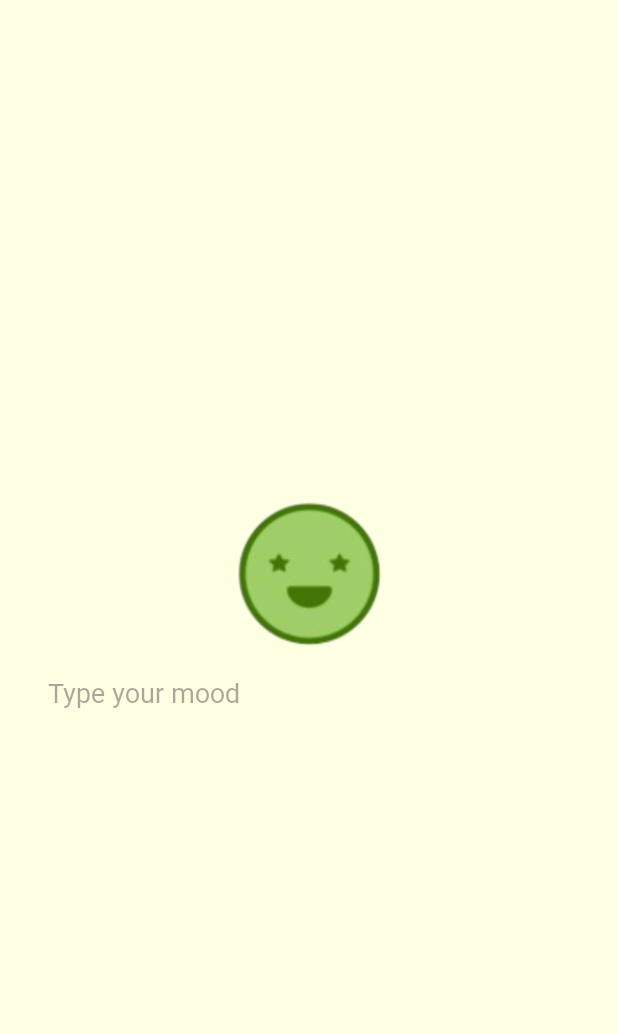
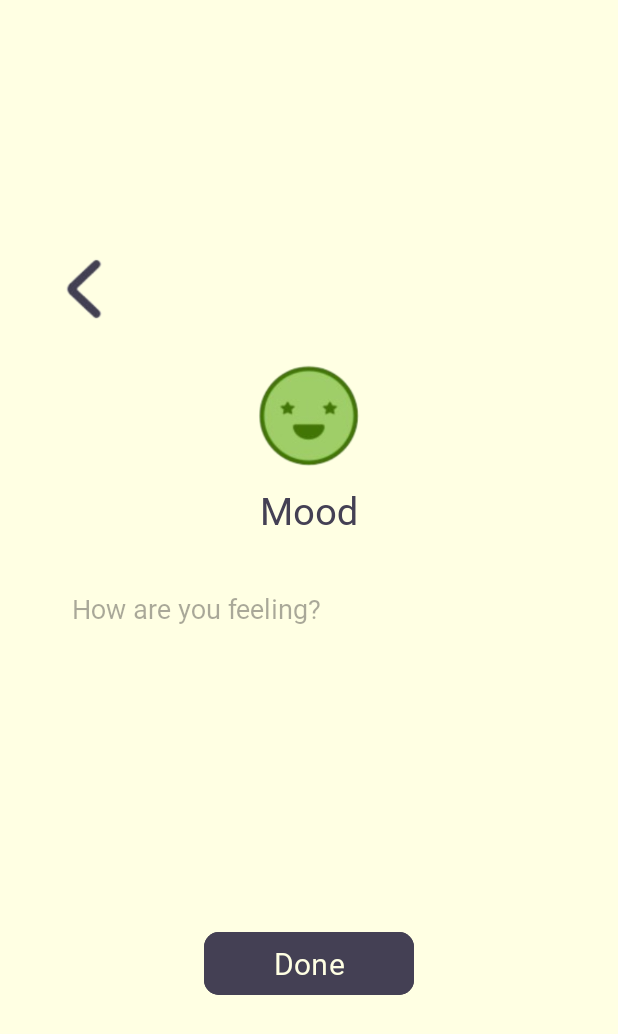
Before and after one commit to icantfindmyhair/moody-blues, an Android app: the layout activity_mood_loggin.xml on its own in the app's theme, with its tools: preview values and no code run, on a phone screen of 412 x 824 dp. Shown: the top 1034 px of the screen. Run offline under Robolectric (Android 15) with nearby library versions, the phone set to English and light mode, and no system bars.

Commit message:
mood logging page complete UI

```diff
--- a/app/src/main/res/layout/activity_mood_loggin.xml
+++ b/app/src/main/res/layout/activity_mood_loggin.xml
@@ -1,31 +1,80 @@
 <?xml version="1.0" encoding="utf-8"?>
-<!--<androidx.constraintlayout.widget.ConstraintLayout xmlns:android="http://schemas.android.com/apk/res/android"-->
-<!--    xmlns:app="http://schemas.android.com/apk/res-auto"-->
-<!--    xmlns:tools="http://schemas.android.com/tools"-->
-<!--    android:layout_width="match_parent"-->
-<!--    android:layout_height="match_parent"-->
-<!--    tools:context=".MoodLogginActivity">-->
-
-<!--</androidx.constraintlayout.widget.ConstraintLayout>-->
 
 <LinearLayout xmlns:android="http://schemas.android.com/apk/res/android"
+    xmlns:app="http://schemas.android.com/apk/res-auto"
     android:layout_width="match_parent"
     android:layout_height="match_parent"
+    android:backgroundTint="#F44336"
+    android:gravity="center"
     android:orientation="vertical"
-    android:gravity="center"
     android:padding="16dp">
 
-    <ImageView
-        android:id="@+id/moodIcon"
-        android:layout_width="100dp"
-        android:layout_height="100dp"
-        android:contentDescription="Mood Icon"
-        android:src="@drawable/excited_icon" /> <!-- Default icon, will be changed dynamically -->
+    <!-- Rounded frame -->
 
-    <EditText
-        android:id="@+id/moodInput"
+    <LinearLayout
         android:layout_width="match_parent"
         android:layout_height="wrap_content"
-        android:hint="Type your mood"
-        android:padding="16dp" />
+        android:orientation="horizontal">
+
+        <ImageButton
+            android:id="@+id/backButton"
+            android:layout_width="70dp"
+            android:layout_height="70dp"
+            android:layout_weight="1"
+            android:background="@android:color/transparent"
+            android:scaleType="fitCenter"
+            android:src="@drawable/back_icon" />
+
+        <Space
+            android:layout_width="300dp"
+            android:layout_height="70dp" />
+    </LinearLayout>
+
+    <LinearLayout
+        android:layout_width="match_parent"
+        android:layout_height="wrap_content"
+        android:layout_marginBottom="24dp"
+        android:orientation="vertical"
+        android:padding="16dp">
+
+        <ImageView
+            android:id="@+id/moodIcon"
+            android:layout_width="70dp"
+            android:layout_height="70dp"
+            android:layout_gravity="center"
+            android:contentDescription="Mood Icon"
+            android:src="@drawable/excited_icon" />
+
+        <TextView
+            android:id="@+id/moodText"
+            android:layout_width="wrap_content"
+            android:layout_height="wrap_content"
+            android:layout_gravity="center"
+            android:layout_marginTop="10dp"
+            android:layout_marginBottom="4dp"
+            android:text="Mood"
+            android:textSize="25sp" />
+
+        <EditText
+            android:id="@+id/moodInput"
+            android:layout_width="match_parent"
+            android:layout_height="200dp"
+            android:layout_marginTop="16dp"
+            android:background="#FFFFFF"
+            android:hint="How are you feeling?"
+            android:gravity="top|start"
+            android:padding="16dp"
+            android:maxLength="700"/>
+    </LinearLayout>
+
+    <Button
+        android:id="@+id/doneButton"
+        android:layout_width="140dp"
+        android:layout_height="50dp"
+        android:backgroundTint="#ff444054"
+        android:text="Done"
+        android:textColor="#ffffe3"
+        android:textSize="20sp"
+        app:cornerRadius="10dp" />
+
 </LinearLayout>
--- /dev/null
+++ b/app/src/main/res/values-land/dimens.xml
@@ -0,0 +1,3 @@
+<resources>
+    <dimen name="fab_margin">48dp</dimen>
+</resources>
--- /dev/null
+++ b/app/src/main/res/values-v23/themes.xml
@@ -0,0 +1,9 @@
+<resources xmlns:tools="http://schemas.android.com/tools">
+
+    <style name="Theme.Assignment2" parent="Base.Theme.Assignment2">
+        <!-- Transparent system bars for edge-to-edge. -->
+        <item name="android:navigationBarColor">@android:color/transparent</item>
+        <item name="android:statusBarColor">@android:color/transparent</item>
+        <item name="android:windowLightStatusBar">?attr/isLightTheme</item>
+    </style>
+</resources>
--- /dev/null
+++ b/app/src/main/res/values-w1240dp/dimens.xml
@@ -0,0 +1,3 @@
+<resources>
+    <dimen name="fab_margin">200dp</dimen>
+</resources>
--- /dev/null
+++ b/app/src/main/res/values-w600dp/dimens.xml
@@ -0,0 +1,3 @@
+<resources>
+    <dimen name="fab_margin">48dp</dimen>
+</resources>
--- /dev/null
+++ b/app/src/main/res/values/dimens.xml
@@ -0,0 +1,3 @@
+<resources>
+    <dimen name="fab_margin">16dp</dimen>
+</resources>
```
Also changed, not shown: app/src/main/AndroidManifest.xml (+18 -0 lines), app/src/main/java/my/edu/utar/assignment2/MainActivity.java (+8 -9 lines), app/src/main/java/my/edu/utar/assignment2/MoodLogging.java (+18 -2 lines), app/src/main/res/navigation/nav_graph.xml (added, +28 -0 lines), app/src/main/res/navigation/nav_graph2.xml (added, +28 -0 lines), app/src/main/res/values/strings.xml (+7 -0 lines), app/src/main/res/drawable/back_icon.png (added), app/src/main/res/drawable/tick_icon.png (added).
